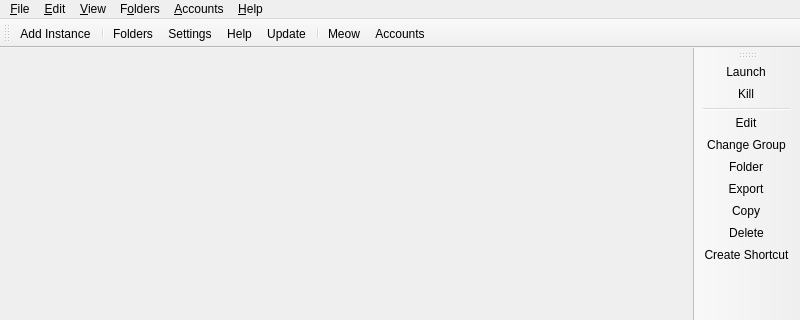
This is launcher/ui/MainWindow.ui in layanfibw-maker/DefenderLauncher as Qt 5 draws it before an edit; both pictures show x 0 to 800 and y 0 to 320 of the 800 by 600 pixel window. The edited form follows.
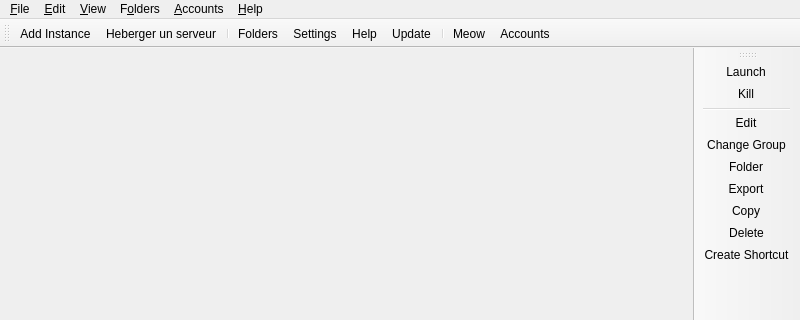
This is the edited form. Icons and pictures are not drawn. Custom widgets are drawn as their Qt base class.

Commit message: Ajout hebergeur serveur

The edit to the form file:
```diff
--- a/launcher/ui/MainWindow.ui
+++ b/launcher/ui/MainWindow.ui
@@ -50,6 +50,7 @@
     <bool>false</bool>
    </attribute>
    <addaction name="actionAddInstance"/>
+   <addaction name="actionHostServer"/>
    <addaction name="separator"/>
    <addaction name="actionFoldersButton"/>
    <addaction name="actionSettings"/>
@@ -294,6 +295,17 @@
     <string>Add a new instance.</string>
    </property>
   </action>
+  <action name="actionHostServer">
+   <property name="icon">
+    <iconset theme="server"/>
+   </property>
+   <property name="text">
+    <string>Heberger un serveur</string>
+   </property>
+   <property name="toolTip">
+    <string>Creer et lancer un serveur Minecraft local</string>
+   </property>
+  </action>
   <action name="actionCheckUpdate">
    <property name="icon">
     <iconset theme="checkupdate"/>
```
The commit also changes 2 other files.
